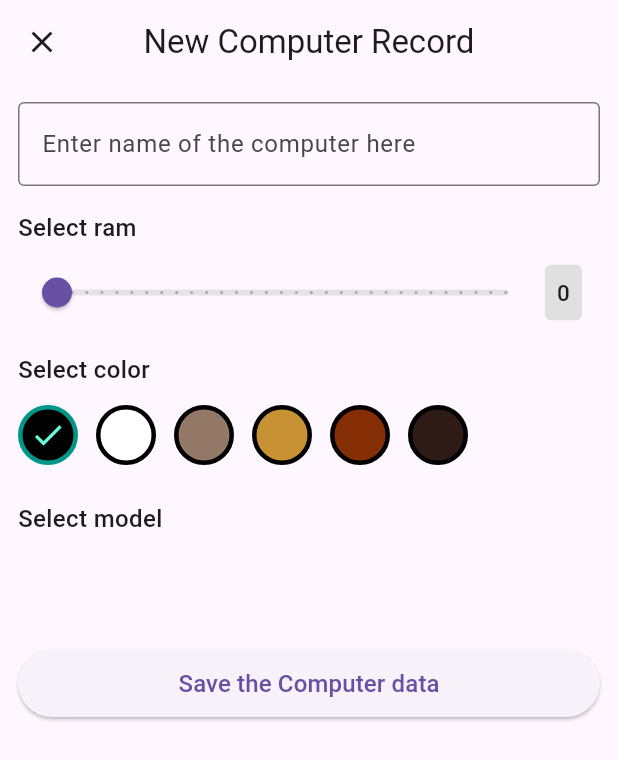
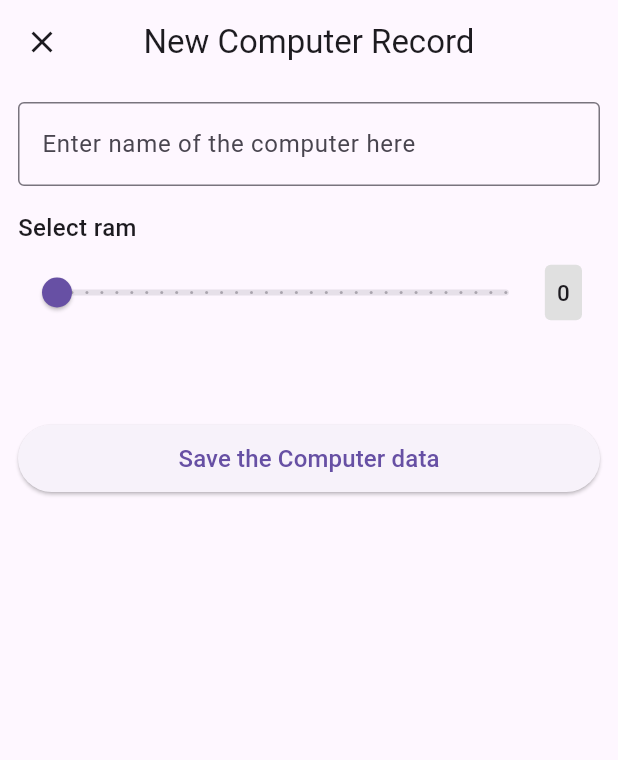
Before and after one commit to jhonmvr/inventario-computadoras, a Flutter app: the screen it shows after launch, after a tap on an icon or button, on a phone screen of 412 x 824 dp. Shown: the top 760 px of the screen. Run offline on Flutter 3.47's test engine with Material 3 defaults, Android fonts, the phone set to English and light mode, and no system bars; our stand-ins replace font_awesome_flutter, sqflite; accounts and stored records are empty.

Commit message:
version 2 refactorizada

```diff
--- a/lib/common_widgets/color_picker.dart
+++ /dev/null
@@ -1,62 +0,0 @@
-import 'package:flutter/material.dart';
-
-class ColorPicker extends StatelessWidget {
-  const ColorPicker({
-    Key? key,
-    required this.colors,
-    required this.selectedIndex,
-    required this.onChanged,
-  }) : super(key: key);
-  final List<Color> colors;
-  final int selectedIndex;
-  final Function(int) onChanged;
-
-  @override
-  Widget build(BuildContext context) {
-    return Column(
-      crossAxisAlignment: CrossAxisAlignment.start,
-      children: [
-        Text(
-          'Select color',
-          style: TextStyle(
-            fontSize: 16.0,
-            fontWeight: FontWeight.w500,
-          ),
-        ),
-        SizedBox(height: 12.0),
-        Container(
-          height: 40.0,
-          child: ListView.builder(
-            scrollDirection: Axis.horizontal,
-            itemCount: colors.length,
-            itemBuilder: (context, index) {
-              return GestureDetector(
-                onTap: () => onChanged(index),
-                child: Container(
-                  height: 40.0,
-                  width: 40.0,
-                  margin: const EdgeInsets.only(right: 12.0),
-                  decoration: BoxDecoration(
-                    shape: BoxShape.circle,
-                    border: Border.all(
-                      width: 3.0,
-                      color:
-                          selectedIndex == index ? Colors.teal : Colors.black,
-                    ),
-                    color: colors[index],
-                  ),
-                  child: selectedIndex == index
-                      ? Icon(
-                          Icons.done,
-                          color: Colors.tealAccent,
-                        )
-                      : SizedBox(),
-                ),
-              );
-            },
-          ),
-        ),
-      ],
-    );
-  }
-}
--- a/lib/common_widgets/computer_builder.dart
+++ b/lib/common_widgets/computer_builder.dart
@@ -14,11 +14,7 @@ class ComputerBuilder extends StatelessWidget {
   final Function(Computer) onEdit;
   final Function(Computer) onDelete;
 
-  Future<String> getModelName(int id) async {
-    final DatabaseService _databaseService = DatabaseService();
-    final model = await _databaseService.model(id);
-    return model.name;
-  }
+
 
   @override
   Widget build(BuildContext context) {
@@ -66,19 +62,14 @@ class ComputerBuilder extends StatelessWidget {
                 crossAxisAlignment: CrossAxisAlignment.start,
                 children: [
                   Text(
-                    computer.name,
+                    computer.procesador,
                     style: TextStyle(
                       fontSize: 18.0,
                       fontWeight: FontWeight.w500,
                     ),
                   ),
                   SizedBox(height: 4.0),
-                  FutureBuilder<String>(
-                    future: getModelName(computer.modelId),
-                    builder: (context, snapshot) {
-                      return Text('Model: ${snapshot.data}');
-                    },
-                  ),
+
                   SizedBox(height: 4.0),
                   Row(
                     children: [
@@ -88,7 +79,7 @@ class ComputerBuilder extends StatelessWidget {
                         width: 15.0,
                         decoration: BoxDecoration(
                           borderRadius: BorderRadius.circular(4.0),
-                          color: computer.color,
+                          color: Colors.white,
                           border: Border.all(
                             color: Colors.black,
                             width: 1.5,
--- a/lib/common_widgets/model_selector.dart
+++ /dev/null
@@ -1,57 +0,0 @@
-import 'package:flutter/material.dart';
-
-class ModelSelector extends StatelessWidget {
-  const ModelSelector({
-    Key? key,
-    required this.models,
-    required this.selectedIndex,
-    required this.onChanged,
-  }) : super(key: key);
-  final List<String> models;
-  final int selectedIndex;
-  final Function(int) onChanged;
-
-  @override
-  Widget build(BuildContext context) {
-    return Column(
-      crossAxisAlignment: CrossAxisAlignment.start,
-      children: [
-        Text(
-          'Select model',
-          style: TextStyle(
-            fontSize: 16.0,
-            fontWeight: FontWeight.w500,
-          ),
-        ),
-        SizedBox(height: 12.0),
-        Container(
-          height: 40.0,
-          child: ListView.builder(
-            scrollDirection: Axis.horizontal,
-            itemCount: models.length,
-            itemBuilder: (context, index) {
-              return GestureDetector(
-                onTap: () => onChanged(index),
-                child: Container(
-                  height: 40.0,
-                  padding: EdgeInsets.symmetric(horizontal: 12.0),
-                  margin: const EdgeInsets.only(right: 12.0),
-                  alignment: Alignment.center,
-                  decoration: BoxDecoration(
-                    borderRadius: BorderRadius.circular(8.0),
-                    border: Border.all(
-                      width: 3.0,
-                      color:
-                          selectedIndex == index ? Colors.teal : Colors.black,
-                    ),
-                  ),
-                  child: Text(models[index]),
-                ),
-              );
-            },
-          ),
-        ),
-      ],
-    );
-  }
-}
--- a/lib/models/computer.dart
+++ b/lib/models/computer.dart
@@ -5,17 +5,16 @@ import 'dart:ui';
 
 class Computer {
   final int? id;
-  final String name;
+  final String procesador;
   final int ram;
-  final Color color;
-  final int modelId;
+  final String discoDuro;
+
 
   Computer({
     this.id,
-    required this.name,
+    required this.procesador,
+    required this.discoDuro,
     required this.ram,
-    required this.color,
-    required this.modelId,
   });
 
   // Convert a Computer into a Map. The keys must correspond to the names of the
@@ -23,20 +22,20 @@ class Computer {
   Map<String, dynamic> toMap() {
     return {
       'id': id,
-      'name': name,
+      'procesador': procesador,
       'ram': ram,
-      'color': color.value,
-      'modelId': modelId,
+      'discoDuro': discoDuro,
+
     };
   }
 
   factory Computer.fromMap(Map<String, dynamic> map) {
     return Computer(
       id: map['id']?.toInt() ?? 0,
-      name: map['name'] ?? '',
-      ram: map['ram']?.toInt() ?? 0,
-      color: Color(map['color']),
-      modelId: map['modelId']?.toInt() ?? 0,
+      procesador: map['procesador'] ?? '',
+      ram: map['ram'] ?? '',
+      discoDuro: map['discoDuro'] ?? '',
+
     );
   }
 
@@ -48,6 +47,6 @@ class Computer {
   // each computer when using the print statement.
   @override
   String toString() {
-    return 'Computer(id: $id, name: $name, ram: $ram, color: $color, modelId: $modelId)';
+    return 'Computer(id: $id, procesador: $procesador, discoDuro: $discoDuro, ram: $ram)';
   }
 }
--- a/lib/models/model.dart
+++ /dev/null
@@ -1,40 +0,0 @@
-import 'dart:convert';
-
-class Model {
-  final int? id;
-  final String name;
-  final String description;
-
-  Model({
-    this.id,
-    required this.name,
-    required this.description,
-  });
-
-  // Convert a Model into a Map. The keys must correspond to the names of the
-  // columns in the database.
-  Map<String, dynamic> toMap() {
-    return {
-      'id': id,
-      'name': name,
-      'description': description,
-    };
-  }
-
-  factory Model.fromMap(Map<String, dynamic> map) {
-    return Model(
-      id: map['id']?.toInt() ?? 0,
-      name: map['name'] ?? '',
-      description: map['description'] ?? '',
-    );
-  }
-
-  String toJson() => json.encode(toMap());
-
-  factory Model.fromJson(String source) => Model.fromMap(json.decode(source));
-
-  // Implement toString to make it easier to see information about
-  // each model when using the print statement.
-  @override
-  String toString() => 'Model(id: $id, name: $name, description: $description)';
-}
--- a/lib/pages/dog_form_page.dart
+++ b/lib/pages/computer_form_page.dart
@@ -1,12 +1,10 @@
 import 'package:flutter/material.dart';
 
-import 'package:computadoras/models/model.dart';
+
 import 'package:computadoras/models/computer.dart';
 import 'package:computadoras/services/database_service.dart';
 
-import '../common_widgets/age_slider.dart';
-import '../common_widgets/model_selector.dart';
-import '../common_widgets/color_picker.dart';
+import '../common_widgets/ram_slider.dart';
 
 class ComputerFormPram extends StatefulWidget {
   const ComputerFormPram({Key? key, this.computer}) : super(key: key);
@@ -26,51 +24,41 @@ class _ComputerFormPramState extends State<ComputerFormPram> {
     Color(0xFF862F07),
     Color(0xFF2F1B15),
   ];
-  static final List<Model> _models = [];
 
   final DatabaseService _databaseService = DatabaseService();
 
-  int _selectedAge = 0;
-  int _selectedColor = 0;
-  int _selectedModel = 0;
+  int _selectedRam = 0;
+  String _selectedDisco = '';
+  String _selectedProcesador = '';
 
   @override
   void initState() {
     super.initState();
     if (widget.computer != null) {
-      _nameController.text = widget.computer!.name;
-      _selectedAge = widget.computer!.ram;
-      _selectedColor = _colors.indexOf(widget.computer!.color);
+      _selectedRam = widget.computer!.ram;
+      _selectedDisco = widget.computer!.discoDuro;
+      _selectedProcesador = widget.computer!.procesador;
     }
   }
 
-  Future<List<Model>> _getModels() async {
-    final models = await _databaseService.models();
-    if (_models.length == 0) _models.addAll(models);
-    if (widget.computer != null) {
-      _selectedModel = _models.indexWhere((e) => e.id == widget.computer!.modelId);
-    }
-    return _models;
-  }
+
 
   Future<void> _onSave() async {
-    final name = _nameController.text;
-    final ram = _selectedAge;
-    final color = _colors[_selectedColor];
-    final model = _models[_selectedModel];
+    final ram = _selectedRam;
+    final disco = _selectedDisco;
+    final procesador = _selectedProcesador;
 
     // Add save code here
     widget.computer == null
         ? await _databaseService.insertComputer(
-            Computer(name: name, ram: ram, color: color, modelId: model.id!),
+            Computer( ram: ram,  procesador: '', discoDuro: ''),
           )
         : await _databaseService.updateComputer(
             Computer(
               id: widget.computer!.id,
-              name: name,
               ram: ram,
-              color: color,
-              modelId: model.id!,
+              discoDuro: disco,
+              procesador: procesador
             ),
           );
 
@@ -100,43 +88,19 @@ class _ComputerFormPramState extends State<ComputerFormPram> {
             // Age Slider
             AgeSlider(
               max: 30.0,
-              selectedAge: _selectedAge.toDouble(),
+              selectedAge: _selectedRam.toDouble(),
               onChanged: (value) {
                 setState(() {
-                  _selectedAge = value.toInt();
+                  _selectedRam = value.toInt();
                 });
               },
             ),
             SizedBox(height: 16.0),
             // Color Picker
-            ColorPicker(
-              colors: _colors,
-              selectedIndex: _selectedColor,
-              onChanged: (value) {
-                setState(() {
-                  _selectedColor = value;
-                });
-              },
-            ),
+
             SizedBox(height: 24.0),
             // Model Selector
-            FutureBuilder<List<Model>>(
-              future: _getModels(),
-              builder: (context, snapshot) {
-                if (snapshot.connectionState == ConnectionState.waiting) {
-                  return Text("Loading models...");
-                }
-                return ModelSelector(
-                  models: _models.map((e) => e.name).toList(),
-                  selectedIndex: _selectedModel,
-                  onChanged: (value) {
-                    setState(() {
-                      _selectedModel = value;
-                    });
-                  },
-                );
-              },
-            ),
+
             SizedBox(height: 24.0),
             SizedBox(
               height: 45.0,
--- a/lib/pages/home_page.dart
+++ b/lib/pages/home_page.dart
@@ -1,10 +1,9 @@
 import 'package:flutter/material.dart';
 import 'package:computadoras/common_widgets/computer_builder.dart';
-import 'package:computadoras/common_widgets/model_builder.dart';
-import 'package:computadoras/models/model.dart';
+
 import 'package:computadoras/models/computer.dart';
-import 'package:computadoras/pages/breed_form_page.dart';
-import 'package:computadoras/pages/dog_form_page.dart';
+
+import 'package:computadoras/pages/computer_form_page.dart';
 import 'package:computadoras/services/database_service.dart';
 import 'package:font_awesome_flutter/font_awesome_flutter.dart';
 
@@ -23,9 +22,6 @@ class _HomePramState extends State<HomePram> {
     return await _databaseService.computers();
   }
 
-  Future<List<Model>> _getModels() async {
-    return await _databaseService.models();
-  }
 
   Future<void> _onComputerDelete(Computer computer) async {
     await _databaseService.deleteComputer(computer.id!);
@@ -35,23 +31,12 @@ class _HomePramState extends State<HomePram> {
   @override
   Widget build(BuildContext context) {
     return DefaultTabController(
-      length: 2,
+      length: 1,
       child: Scaffold(
         appBar: AppBar(
           title: Text('Computer Database'),
           centerTitle: true,
-          bottom: TabBar(
-            tabs: [
-              Padding(
-                padding: const EdgeInsets.symmetric(vertical: 16.0),
-                child: Text('Computers'),
-              ),
-              Padding(
-                padding: const EdgeInsets.symmetric(vertical: 16.0),
-                child: Text('Models'),
-              ),
-            ],
-          ),
+
         ),
         body: TabBarView(
           children: [
@@ -71,28 +56,13 @@ class _HomePramState extends State<HomePram> {
               },
               onDelete: _onComputerDelete,
             ),
-            ModelBuilder(
-              future: _getModels(),
-            ),
+
           ],
         ),
         floatingActionButton: Column(
           mainAxisAlignment: MainAxisAlignment.end,
           children: [
-            FloatingActionButton(
-              onPressed: () {
-                Navigator.of(context)
-                    .push(
-                      MaterialPageRoute(
-                        builder: (_) => ModelFormPram(),
-                        fullscreenDialog: true,
-                      ),
-                    )
-                    .then((_) => setState(() {}));
-              },
-              heroTag: 'addModel',
-              child: FaIcon(FontAwesomeIcons.plus),
-            ),
+
             SizedBox(height: 12.0),
             FloatingActionButton(
               onPressed: () {
--- a/lib/services/database_service.dart
+++ b/lib/services/database_service.dart
@@ -2,7 +2,6 @@ import 'package:path/path.dart';
 import 'package:sqflite/sqflite.dart';
 
 
-import '../models/model.dart';
 import '../models/computer.dart';
 
 class DatabaseService {
@@ -40,31 +39,13 @@ class DatabaseService {
   // When the database is first created, create a table to store models
   // and a table to store computers.
   Future<void> _onCreate(Database db, int version) async {
-    // Run the CREATE {models} TABLE statement on the database.
-    await db.execute(
-      'CREATE TABLE models(id INTEGER PRIMARY KEY, name TEXT, description TEXT)',
-    );
+
     // Run the CREATE {computers} TABLE statement on the database.
     await db.execute(
-      'CREATE TABLE computers(id INTEGER PRIMARY KEY, name TEXT, ram INTEGER, color INTEGER, modelId INTEGER, FOREIGN KEY (modelId) REFERENCES models(id) ON DELETE SET NULL)',
+      'CREATE TABLE computers(id INTEGER PRIMARY KEY, procesador TEXT, ram TEXT, discoDuro TEXT,  FOREIGN KEY (modelId) REFERENCES models(id) ON DELETE SET NULL)',
     );
   }
 
-  // Define a function that inserts models into the database
-  Future<void> insertModel(Model model) async {
-    // Get a reference to the database.
-    final db = await _databaseService.database;
-
-    // Insert the Model into the correct table. You might also specify the
-    // `conflictAlgorithm` to use in case the same model is inserted twice.
-    //
-    // In this case, replace any previous data.
-    await db.insert(
-      'models',
-      model.toMap(),
-      conflictAlgorithm: ConflictAlgorithm.replace,
-    );
-  }
 
   Future<void> insertComputer(Computer computer) async {
     final db = await _databaseService.database;
@@ -75,24 +56,8 @@ class DatabaseService {
     );
   }
 
-  // A method that retrieves all the models from the models table.
-  Future<List<Model>> models() async {
-    // Get a reference to the database.
-    final db = await _databaseService.database;
 
-    // Query the table for all the Models.
-    final List<Map<String, dynamic>> maps = await db.query('models');
 
-    // Convert the List<Map<String, dynamic> into a List<Model>.
-    return List.generate(maps.length, (index) => Model.fromMap(maps[index]));
-  }
-
-  Future<Model> model(int id) async {
-    final db = await _databaseService.database;
-    final List<Map<String, dynamic>> maps =
-        await db.query('models', where: 'id = ?', whereArgs: [id]);
-    return Model.fromMap(maps[0]);
-  }
 
   Future<List<Computer>> computers() async {
     final db = await _databaseService.database;
@@ -101,20 +66,7 @@ class DatabaseService {
   }
 
   // A method that updates a model data from the models table.
-  Future<void> updateModel(Model model) async {
-    // Get a reference to the database.
-    final db = await _databaseService.database;
 
-    // Update the given model
-    await db.update(
-      'models',
-      model.toMap(),
-      // Ensure that the Model has a matching id.
-      where: 'id = ?',
-      // Pass the Model's id as a whereArg to prevent SQL injection.
-      whereArgs: [model.id],
-    );
-  }
 
   Future<void> updateComputer(Computer computer) async {
     final db = await _databaseService.database;
```
Also changed, not shown: lib/common_widgets/model_builder.dart (deleted, +0 -79 lines), lib/pages/breed_form_page.dart (deleted, +0 -75 lines), lib/common_widgets/ram_slider.dart (renamed from lib/common_widgets/age_slider.dart).
